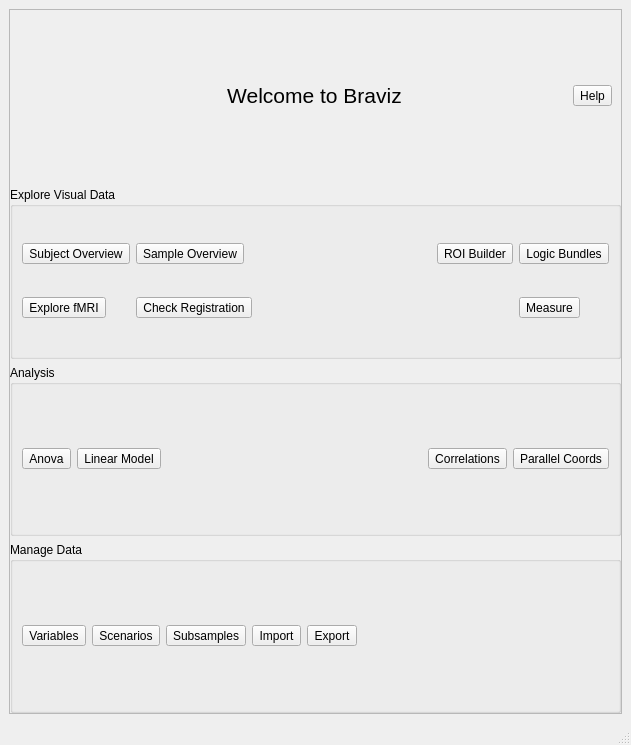
Qt form braviz/interaction/qt_guis/menu2_light.ui (diego0020/braviz-app) before a commit.
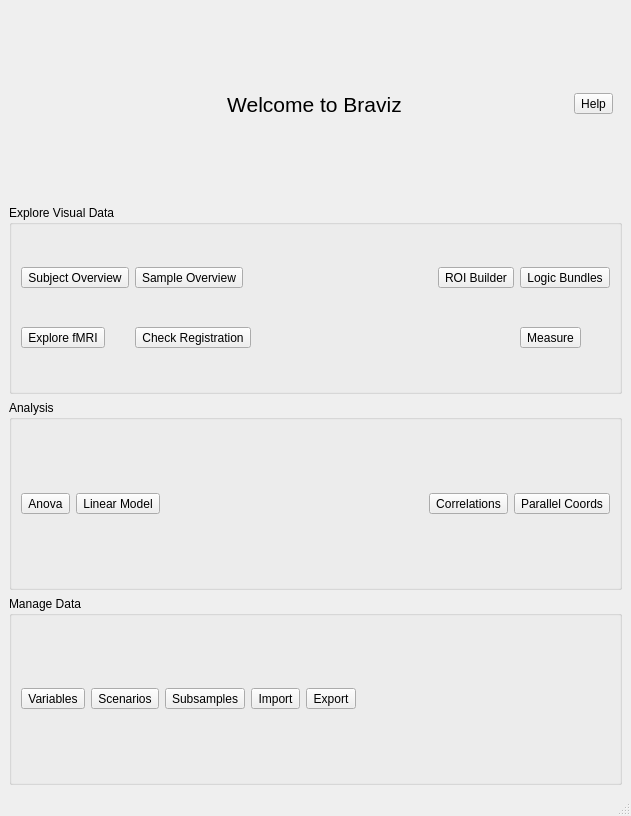
The same form after that commit. Icons and pictures are not drawn.

The edit to the form file:
```diff
--- a/braviz/interaction/qt_guis/menu2_light.ui
+++ b/braviz/interaction/qt_guis/menu2_light.ui
@@ -7,7 +7,7 @@
     <x>0</x>
     <y>0</y>
     <width>631</width>
-    <height>745</height>
+    <height>816</height>
    </rect>
   </property>
   <property name="sizePolicy">
@@ -55,7 +55,7 @@
        </sizepolicy>
       </property>
       <property name="frameShape">
-       <enum>QFrame::StyledPanel</enum>
+       <enum>QFrame::NoFrame</enum>
       </property>
       <property name="frameShadow">
        <enum>QFrame::Raised</enum>
```
Left out of the diff: 2 changed lines with no effect on the pictures.
